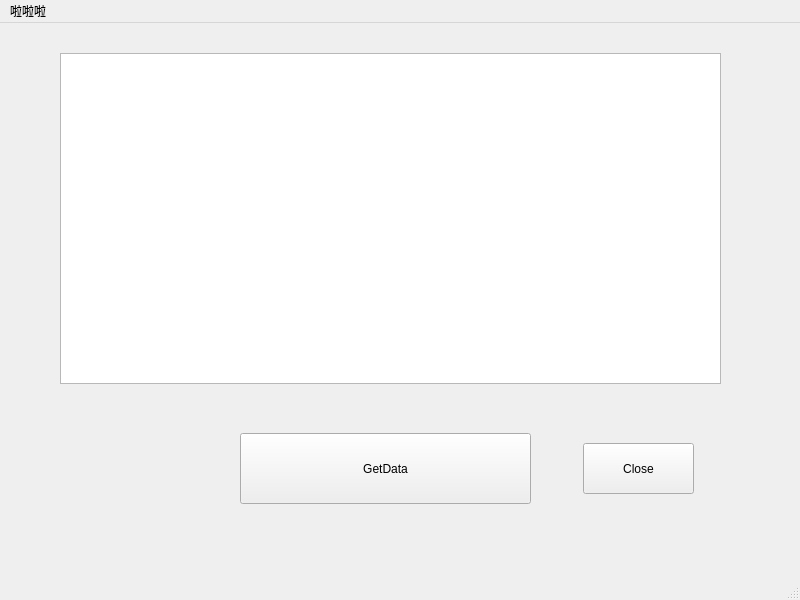
weakfunc/Qt_OneNET_Application, file 2100810224_QtAPP/mainwindow.ui: the form before one commit.
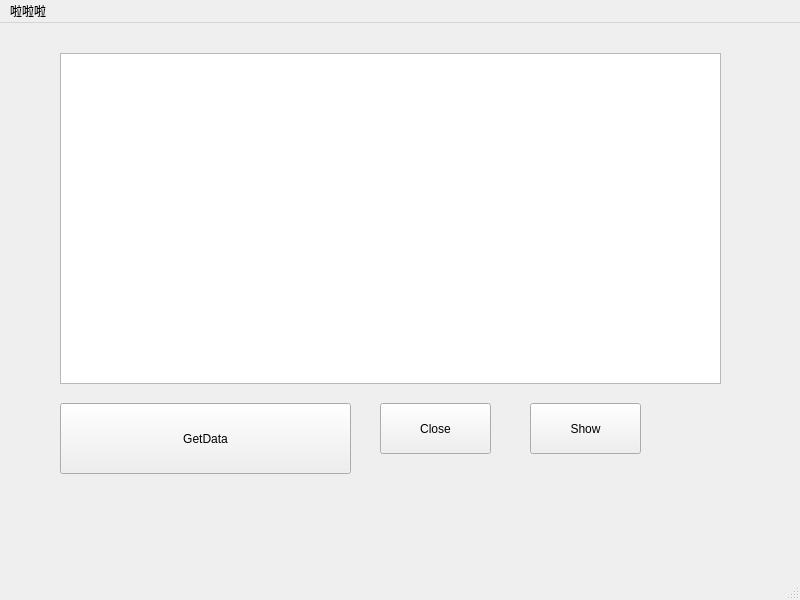
The form after the commit.

```diff
--- a/2100810224_QtAPP/mainwindow.ui
+++ b/2100810224_QtAPP/mainwindow.ui
@@ -17,8 +17,8 @@
    <widget class="QPushButton" name="pushButton">
     <property name="geometry">
      <rect>
-      <x>240</x>
-      <y>410</y>
+      <x>60</x>
+      <y>380</y>
       <width>291</width>
       <height>71</height>
      </rect>
@@ -46,8 +46,8 @@
    <widget class="QPushButton" name="pushButton_2">
     <property name="geometry">
      <rect>
-      <x>583</x>
-      <y>420</y>
+      <x>380</x>
+      <y>380</y>
       <width>111</width>
       <height>51</height>
      </rect>
@@ -56,6 +56,19 @@
      <string>Close</string>
     </property>
    </widget>
+   <widget class="QPushButton" name="pushButton_3">
+    <property name="geometry">
+     <rect>
+      <x>530</x>
+      <y>380</y>
+      <width>111</width>
+      <height>51</height>
+     </rect>
+    </property>
+    <property name="text">
+     <string>Show</string>
+    </property>
+   </widget>
   </widget>
   <widget class="QMenuBar" name="menubar">
    <property name="geometry">
```
